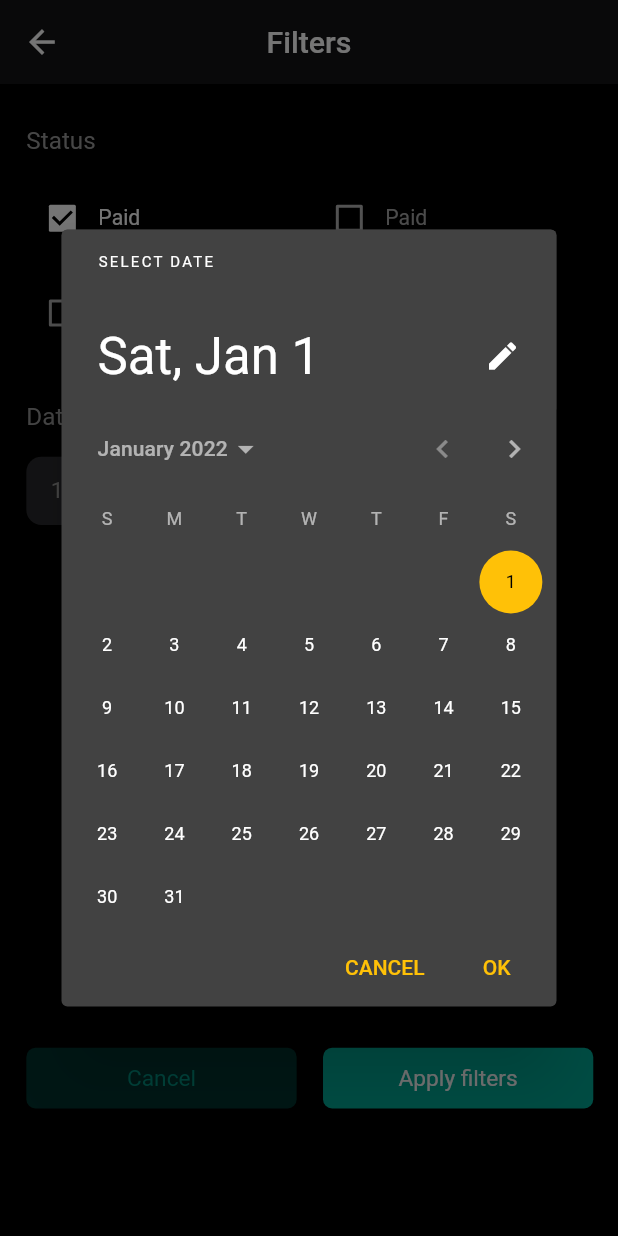
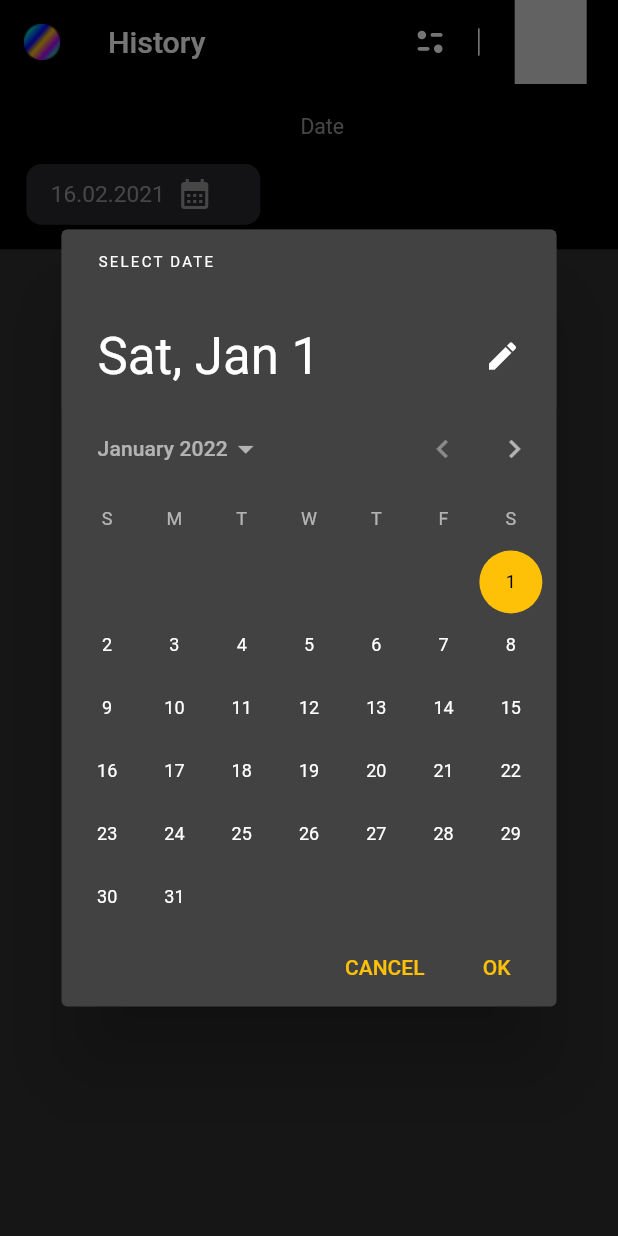
Before and after one commit to dilbekdeveloper11/IBillingg, a Flutter app: the screen it shows after launch, after a tap on the "calendar month" icon, on a phone screen of 412 x 824 dp. Run offline on Flutter 3.47's test engine with Material 2 defaults, Android fonts, the phone set to English and light mode, and no system bars; our stand-ins replace flutter_svg; missing offline and left inert: calendar_agenda.

Commit message:
history pageda appbar widgeti ishlatildi

```diff
--- a/lib/contract_pages/contract_pages_one.dart
+++ b/lib/contract_pages/contract_pages_one.dart
@@ -13,7 +13,7 @@ class ContractPageOne extends StatelessWidget {
   Widget build(BuildContext context) {
     SizeConfig().init(context);
     return Scaffold(
-      appBar:const MyAppBar().build(context),
+      appBar:MyAppBar(text: "Contra",).build(context),
       body: CustomScrollView(
         physics: const ScrollPhysics(),
         slivers: [
--- a/lib/core/app_bar_pages.dart
+++ b/lib/core/app_bar_pages.dart
@@ -4,8 +4,8 @@ import 'package:ibilling/core/Size_config.dart';
 import 'package:ibilling/core/colors.dart';
 
 class MyAppBar extends StatelessWidget {
-
-  const MyAppBar({Key? key}) : super(key: key);
+  String text;
+  MyAppBar({Key? key,required this.text}) : super(key: key);
 
   @override
   PreferredSizeWidget build(BuildContext context) {
@@ -22,7 +22,7 @@ class MyAppBar extends StatelessWidget {
         ),
       ),
       title: Text(
-        "Contracts",
+        text,
         style: TextStyle(
           fontSize: getH(20),
           color: Colores.whiteFFFF,
--- a/lib/core/widgets.dart
+++ b/lib/core/widgets.dart
@@ -138,7 +138,7 @@ class Widgets {
     String title = "",
   }) {
     return Container(
-      height: getH(45),
+      height: getH(40),
       width: getW(142),
       decoration: BoxDecoration(
         borderRadius: BorderRadius.circular(
--- a/lib/history_pages/history_pages.dart
+++ b/lib/history_pages/history_pages.dart
@@ -0,0 +1,45 @@
+import 'package:flutter/material.dart';
+import 'package:ibilling/core/Size_config.dart';
+import 'package:ibilling/core/app_bar_pages.dart';
+import 'package:ibilling/core/colors.dart';
+import 'package:ibilling/core/widgets.dart';
+
+class HistoryPages extends StatelessWidget {
+  const HistoryPages({Key? key}) : super(key: key);
+
+  @override
+  Widget build(BuildContext context) {
+    SizeConfig().init(context);
+    return Scaffold(
+      appBar: MyAppBar(text: "History").build(context),
+      body: CustomScrollView(
+        physics: const ScrollPhysics(),
+        slivers: [
+          SliverAppBar(
+            toolbarHeight: getH(109),
+            backgroundColor: Colors.black,
+            flexibleSpace: Padding(
+              padding: EdgeInsets.only(
+                top: getH(20),
+                left: getW(16),
+              ),
+              child: Column(
+                children: [
+                  Text(
+                    "Date",
+                    style: TextStyle(
+                      fontSize: getH(14),
+                      color: Colores.greyColor,
+                    ),
+                  ),
+                  SizedBox(height: getH(16)),
+                  Row(children: [Widgets.calendarCurrent(context: context)],)
+                ],
+              ),
+            ),
+          )
+        ],
+      ),
+    );
+  }
+}
--- a/lib/main.dart
+++ b/lib/main.dart
@@ -2,6 +2,7 @@ import 'package:flutter/material.dart';
 import 'package:ibilling/contract_pages/contract_pages_one.dart';
 import 'package:ibilling/contract_pages/filter_pages.dart';
 import 'package:ibilling/contract_pages/search_page.dart';
+import 'package:ibilling/history_pages/history_pages.dart';
 
 void main() {
   runApp(const MyApp());
@@ -18,7 +19,7 @@ class MyApp extends StatelessWidget {
         brightness: Brightness.dark,
         primarySwatch: Colors.amber,
       ),
-      home: const FilterPage(),
+      home: const HistoryPages(),
     );
   }
 }
```
Also changed, not shown: 3 other files.
